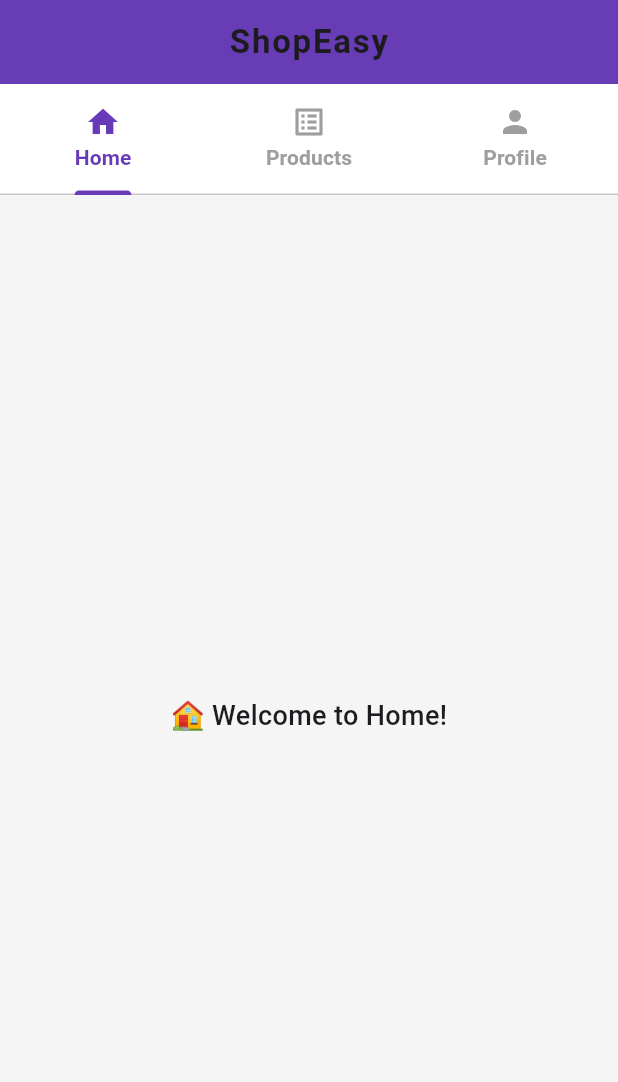
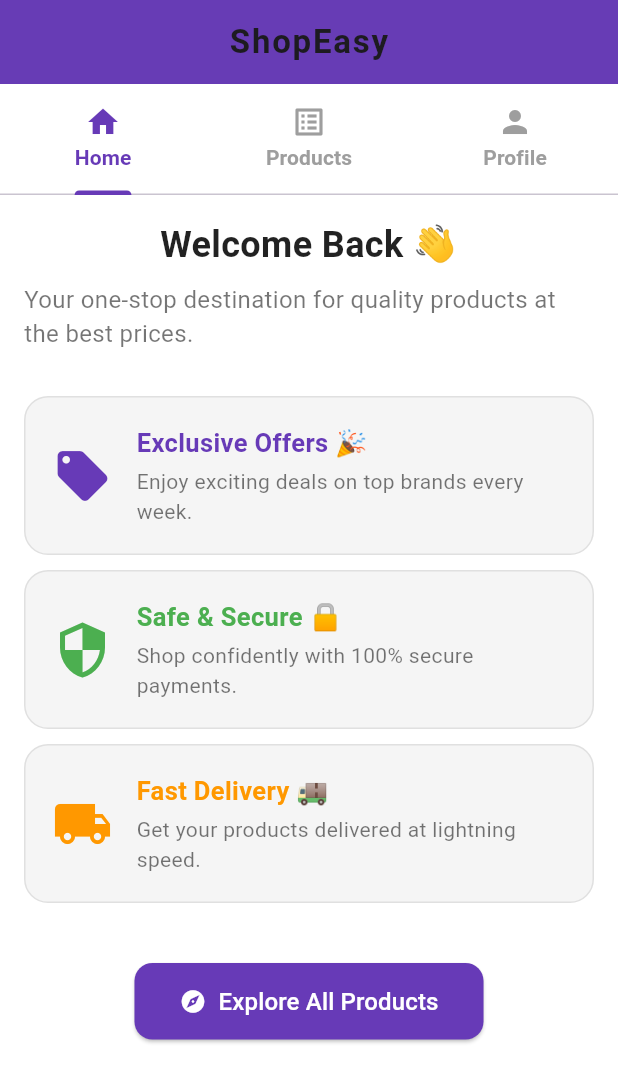
Before and after one commit to baranwalpintu/Assignment-1, a Flutter app: the HomeScreen screen opened directly, on a phone screen of 412 x 824 dp. Shown: the top 1082 px of the screen. Run offline on Flutter 3.47's test engine with Material 3 defaults, Android fonts, the light colour scheme and no system bars; our stand-ins replace equatable; accounts and stored records are empty; network calls fail.

Commit message:
added HomePage and changed the UI of product field

```diff
--- a/lib/main.dart
+++ b/lib/main.dart
@@ -1,5 +1,6 @@
 import 'package:assignment/providers/auth_provider.dart';
 import 'package:assignment/providers/products_provider.dart';
+import 'package:assignment/screens/home_screen.dart';
 import 'package:assignment/services/api_client.dart';
 import 'package:flutter/material.dart';
 import 'package:provider/provider.dart';
@@ -31,7 +32,8 @@ class MyApp extends StatelessWidget {
           theme: ThemeData(
             primarySwatch: Colors.indigo,
           ),
-          home: const LoginScreen(), // Start with Login Screen
+          home: const LoginScreen(),
+
         ));
   }
 }
--- a/lib/screens/home_screen.dart
+++ b/lib/screens/home_screen.dart
@@ -1,3 +1,4 @@
+import 'package:assignment/screens/pages/home_page.dart';
 import 'package:assignment/screens/pages/product_page.dart';
 import 'package:assignment/screens/pages/profile_page.dart';
 import 'package:flutter/material.dart';
@@ -47,12 +48,7 @@ class HomeScreen extends StatelessWidget {
                 child: const TabBarView(
                   children: [
                     // Home Tab
-                    Center(
-                      child: Text(
-                        "🏠 Welcome to Home!",
-                        style: TextStyle(fontSize: 18, fontWeight: FontWeight.w500),
-                      ),
-                    ),
+                    HomePage(),
 
                     // Products Tab
                     ProductPage(),
--- /dev/null
+++ b/lib/screens/pages/home_page.dart
@@ -0,0 +1,132 @@
+import 'package:flutter/material.dart';
+import 'product_page.dart';
+
+class HomePage extends StatelessWidget {
+  const HomePage({super.key});
+
+  @override
+  Widget build(BuildContext context) {
+    return Scaffold(
+      backgroundColor: Colors.white,
+      body: SingleChildScrollView(
+        child: Padding(
+          padding: const EdgeInsets.all(16.0),
+          child: Column(
+            crossAxisAlignment: CrossAxisAlignment.start,
+            children: [
+              Center(
+                child: const Text(
+                  "Welcome Back 👋",
+                  style: TextStyle(
+                    fontSize: 24,
+                    fontWeight: FontWeight.bold,
+                    color: Colors.black87,
+                  ),
+                ),
+              ),
+              const SizedBox(height: 8),
+              const Text(
+                "Your one-stop destination for quality products at the best prices.",
+                style: TextStyle(fontSize: 16, color: Colors.black54),
+              ),
+              const SizedBox(height: 30),
+
+              _buildInfoCard(
+                icon: Icons.local_offer,
+                title: "Exclusive Offers 🎉",
+                subtitle: "Enjoy exciting deals on top brands every week.",
+                color: Colors.deepPurple,
+              ),
+              const SizedBox(height: 10),
+
+              _buildInfoCard(
+                icon: Icons.security,
+                title: "Safe & Secure 🔒",
+                subtitle: "Shop confidently with 100% secure payments.",
+                color: Colors.green,
+              ),
+              const SizedBox(height: 10),
+
+              _buildInfoCard(
+                icon: Icons.local_shipping,
+                title: "Fast Delivery 🚚",
+                subtitle: "Get your products delivered at lightning speed.",
+                color: Colors.orange,
+              ),
+              const SizedBox(height: 40),
+
+              Center(
+                child: ElevatedButton.icon(
+                  onPressed: () {
+                    Navigator.push(
+                      context,
+                      MaterialPageRoute(
+                          builder: (context) => const ProductPage()),
+                    );
+                  },
+                  style: ElevatedButton.styleFrom(
+                    backgroundColor: Colors.deepPurple,
+                    padding: const EdgeInsets.symmetric(
+                        horizontal: 30, vertical: 14),
+                    shape: RoundedRectangleBorder(
+                      borderRadius: BorderRadius.circular(12),
+                    ),
+                  ),
+                  icon: const Icon(Icons.explore, color: Colors.white),
+                  label: const Text(
+                    "Explore All Products",
+                    style: TextStyle(fontSize: 16, color: Colors.white),
+                  ),
+                ),
+              ),
+              const SizedBox(height: 20),
+            ],
+          ),
+        ),
+      ),
+    );
+  }
+
+  Widget _buildInfoCard({
+    required IconData icon,
+    required String title,
+    required String subtitle,
+    required Color color,
+  }) {
+    return Container(
+      width: double.infinity,
+      padding: const EdgeInsets.all(18),
+      decoration: BoxDecoration(
+        color: Colors.grey.shade100,
+        borderRadius: BorderRadius.circular(16),
+        border: Border.all(color: Colors.grey.shade300),
+      ),
+      child: Row(
+        children: [
+          Icon(icon, size: 40, color: color),
+          const SizedBox(width: 16),
+          Expanded(
+            child: Column(
+              crossAxisAlignment: CrossAxisAlignment.start,
+              children: [
+                Text(
+                  title,
+                  style: TextStyle(
+                    fontSize: 17,
+                    fontWeight: FontWeight.w600,
+                    color: color,
+                  ),
+                ),
+                const SizedBox(height: 4),
+                Text(
+                  subtitle,
+                  style: const TextStyle(fontSize: 14, color: Colors.black54),
+                ),
+              ],
+            ),
+          ),
+        ],
+      ),
+    );
+  }
+}
--- a/lib/screens/pages/product_page.dart
+++ b/lib/screens/pages/product_page.dart
@@ -26,16 +26,17 @@ class _ProductPageState extends State<ProductPage> {
     final provider = Provider.of<ProductsProvider>(context);
 
     return Scaffold(
+
       body: provider.isLoading
           ? const Center(child: CircularProgressIndicator())
           : GridView.builder(
               padding: const EdgeInsets.all(10),
               itemCount: provider.products.length,
               gridDelegate: const SliverGridDelegateWithFixedCrossAxisCount(
-                crossAxisCount: 2, // 2 per row
+                crossAxisCount: 2,
                 crossAxisSpacing: 12,
                 mainAxisSpacing: 12,
-                childAspectRatio: 0.7, // controls card height
+                childAspectRatio: 0.7,
               ),
               itemBuilder: (context, index) {
                 final prod = provider.products[index];
@@ -43,20 +44,21 @@ class _ProductPageState extends State<ProductPage> {
                   shape: RoundedRectangleBorder(
                     borderRadius: BorderRadius.circular(16),
                   ),
-  color: Colors.grey[850],
+                  color: Colors.grey,
                   elevation: 4,
                   child: Column(
                     crossAxisAlignment: CrossAxisAlignment.stretch,
                     children: [
                       ClipRRect(
-        borderRadius: const BorderRadius.vertical(top: Radius.circular(16)),
+                        borderRadius: const BorderRadius.vertical(
+                            top: Radius.circular(16)),
                         child: Image.network(
                           prod.thumbnail,
                           height: 180,
                           fit: BoxFit.cover,
                         ),
                       ),
-      SizedBox(height: 8),
+                      SizedBox(height: 30),
                       Padding(
                         padding: const EdgeInsets.all(8.0),
                         child: Text(
@@ -70,9 +72,10 @@ class _ProductPageState extends State<ProductPage> {
                           overflow: TextOverflow.ellipsis,
                         ),
                       ),
-      const Spacer(), // pushes price row to bottom, avoids overflow
+                      const Spacer(),
                       Padding(
-        padding: const EdgeInsets.symmetric(horizontal: 8.0, vertical: 6),
+                        padding: const EdgeInsets.symmetric(
+                            horizontal: 8.0, vertical: 6),
                         child: Row(
                           mainAxisAlignment: MainAxisAlignment.spaceBetween,
                           children: [
@@ -92,7 +95,9 @@ class _ProductPageState extends State<ProductPage> {
                               iconSize: 22,
                               onPressed: () {
                                 ScaffoldMessenger.of(context).showSnackBar(
-                  SnackBar(content: Text('Currently not implemented')),
+                                  SnackBar(
+                                      content:
+                                          Text('Currently not implemented')),
                                 );
                               },
                             ),
@@ -102,7 +107,6 @@ class _ProductPageState extends State<ProductPage> {
                     ],
                   ),
                 );
-
               },
             ),
     );
--- a/lib/screens/pages/profile_page.dart
+++ b/lib/screens/pages/profile_page.dart
@@ -1,5 +1,5 @@
 import 'package:flutter/material.dart';
-import '../login_screen.dart'; // Adjust path if needed
+import '../login_screen.dart';
 
 class ProfilePage extends StatelessWidget {
   const ProfilePage({Key? key}) : super(key: key);
@@ -33,7 +33,7 @@ class ProfilePage extends StatelessWidget {
               const Text(
                 'John Doe',
                 style: TextStyle(
-                  color: Color(0xFFFFD700), // gold/yellow like screenshot
+                  color: Color(0xFFFFD700),
                   fontSize: 24,
                   fontWeight: FontWeight.bold,
                 ),
@@ -75,7 +75,8 @@ class ProfilePage extends StatelessWidget {
                     Navigator.pushAndRemoveUntil(
                       context,
                       MaterialPageRoute(
-                          builder: (context) => const LoginScreen()),
+                        builder: (context) => const LoginScreen(),
+                      ),
                       (route) => false,
                     );
                   },
--- a/pubspec.yaml
+++ b/pubspec.yaml
@@ -37,6 +37,9 @@ dependencies:
   provider: ^6.1.5+1
   http: ^1.5.0
   equatable: ^2.0.7
+  image_picker: ^0.8.7+5
+  permission_handler: ^10.4.0
+  shared_preferences: ^2.1.1
 
 dev_dependencies:
   flutter_test:
```
Also changed, not shown: pubspec.lock, 6 other files. Lines whose indentation alone changed are shown as unchanged.
